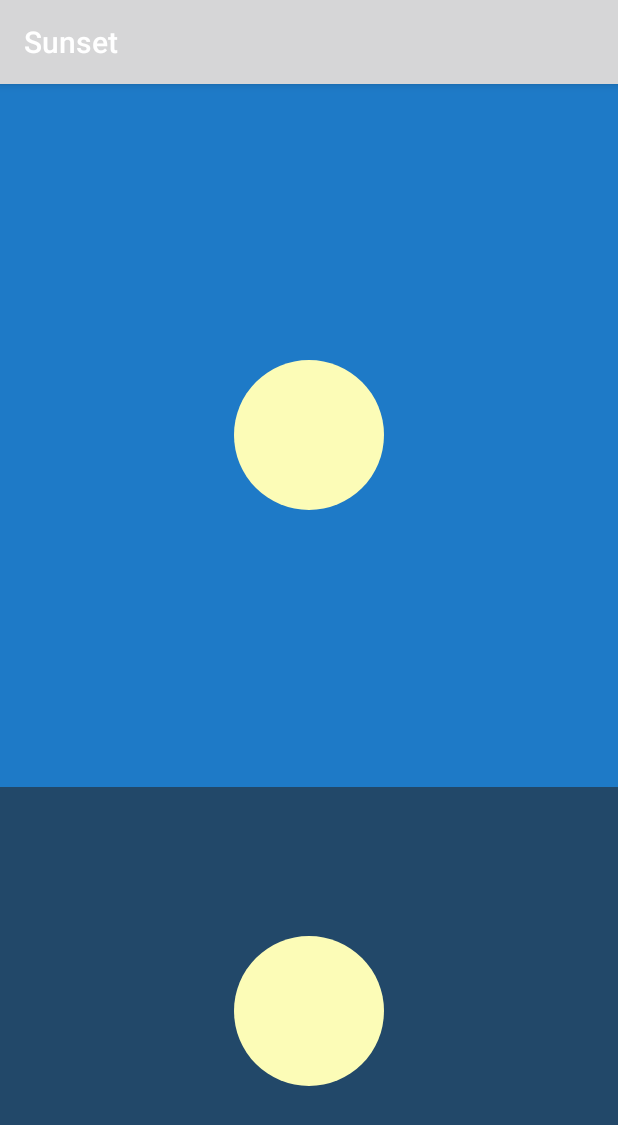
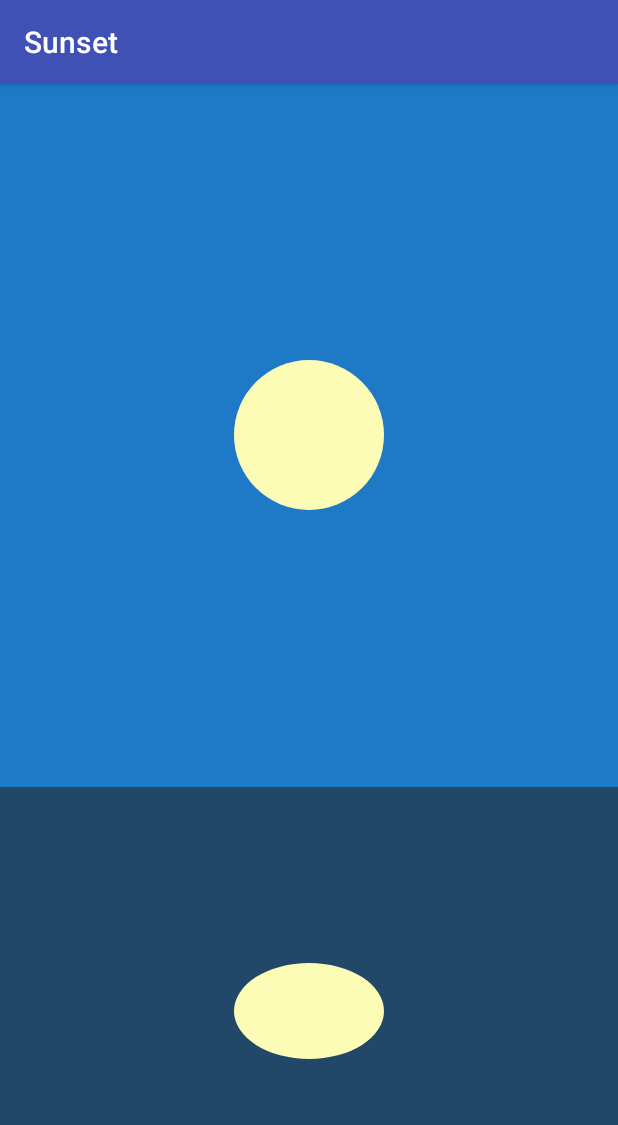
Before and after one commit to crystalDf/The-Big-Nerd-Ranch-Guide-3rd-Edition-Chapter-32-Sunset, an Android app: the screen it shows after launch (SunsetActivity), on a phone screen of 412 x 824 dp. Shown: the top 1125 px of the screen. Run offline under Robolectric (Android 15) with nearby library versions, the phone set to English and light mode, and no system bars.

Commit message:
Chapter 32 Sunset Challenge

```diff
--- a/app/src/main/res/layout/fragment_sunset.xml
+++ b/app/src/main/res/layout/fragment_sunset.xml
@@ -10,14 +10,14 @@
 
     <FrameLayout
         android:id="@+id/sky"
-        android:layout_width="match_parent"
+        android:layout_width="0dp"
         android:layout_height="0dp"
+        android:background="@color/blue_sky"
+        app:layout_constraintBottom_toTopOf="@+id/sea"
         app:layout_constraintLeft_toLeftOf="parent"
+        app:layout_constraintRight_toRightOf="parent"
         app:layout_constraintTop_toTopOf="parent"
-        app:layout_constraintRight_toRightOf="parent"
-        app:layout_constraintBottom_toTopOf="@+id/sea"
-        app:layout_constraintVertical_weight="0.61"
-        android:background="@color/blue_sky">
+        app:layout_constraintVertical_weight="0.61">
 
         <ImageView
             android:id="@+id/sun"
@@ -30,7 +30,7 @@
 
     <FrameLayout
         android:id="@+id/sea"
-        android:layout_width="match_parent"
+        android:layout_width="0dp"
         android:layout_height="0dp"
         app:layout_constraintLeft_toLeftOf="parent"
         app:layout_constraintTop_toBottomOf="@+id/sky"
@@ -42,7 +42,7 @@
         <ImageView
             android:id="@+id/shadow"
             android:layout_width="100dp"
-            android:layout_height="100dp"
+            android:layout_height="64dp"
             android:layout_gravity="center"
             android:src="@drawable/sun"/>
 
--- a/app/src/main/res/values/colors.xml
+++ b/app/src/main/res/values/colors.xml
@@ -1,5 +1,9 @@
 <?xml version="1.0" encoding="utf-8"?>
 <resources>
+    <color name="colorPrimary">#3F51B5</color>
+    <color name="colorPrimaryDark">#303F9F</color>
+    <color name="colorAccent">#FF4081</color>
+
     <color name="bright_sun">#FCFCB7</color>
     <color name="blue_sky">#1E7AC7</color>
     <color name="sun_set_sky">#EC8100</color>
```
Also changed, not shown: app/src/main/java/com/star/sunset/SunsetFragment.java (+56 -41 lines).
